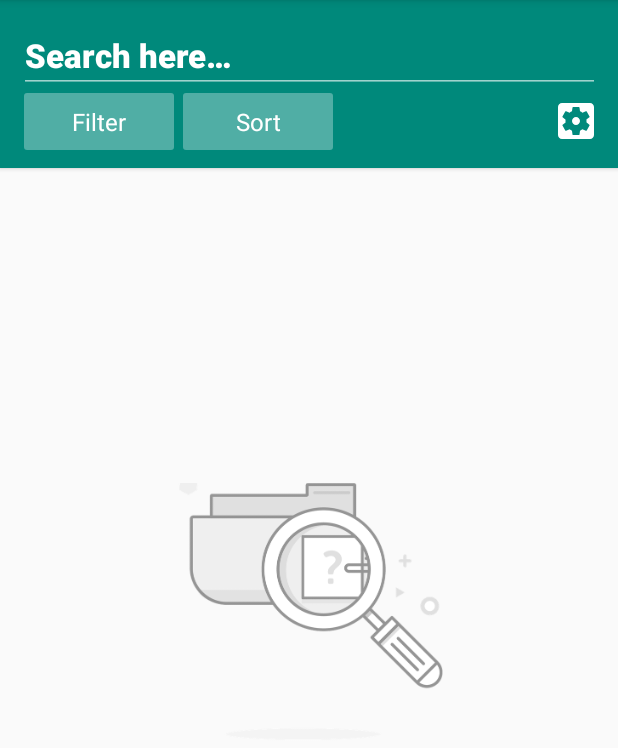
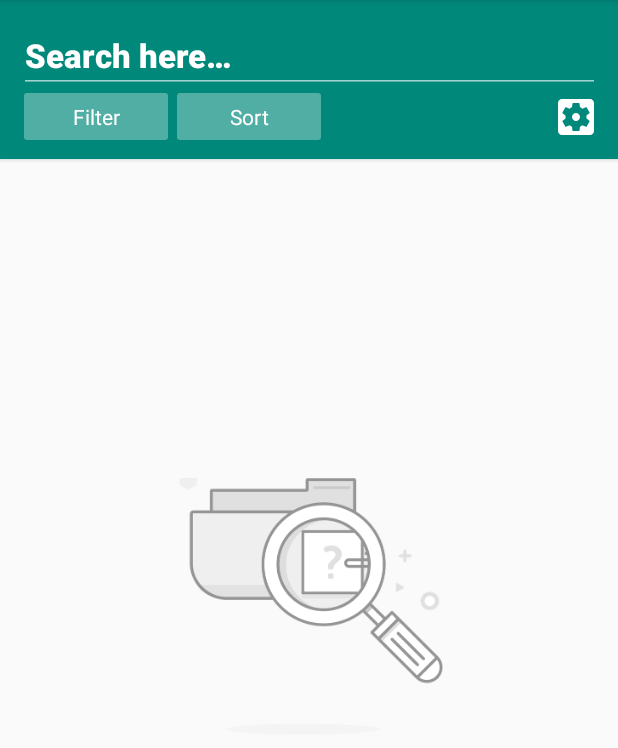
Before and after one commit to jmodrako/SongApp, an Android app: the screen it shows after launch (SearchActivity), on a phone screen of 412 x 824 dp, the part 84-832 px from its top. Run offline under Robolectric (Android 15) with nearby library versions, the phone set to English and light mode, and no system bars; our stand-ins replace RxJava, data binding; libraries missing offline, so code that uses them is left out: com.jakewharton.rxbinding2, com.jakewharton.threetenabp; 3 statements that could not run were skipped.

Commit message:
Polishes Spinner code.

```diff
--- /dev/null
+++ b/app/src/main/kotlin/com/tooploox/songapp/common/BetterSpinner.kt
@@ -0,0 +1,22 @@
+package com.tooploox.songapp.common
+
+import android.content.Context
+import android.content.res.Resources
+import android.util.AttributeSet
+
+class BetterSpinner : android.support.v7.widget.AppCompatSpinner {
+
+    constructor(context: Context) : super(context)
+
+    constructor(context: Context, mode: Int) : super(context, mode)
+
+    constructor(context: Context, attrs: AttributeSet) : super(context, attrs)
+
+    constructor(context: Context, attrs: AttributeSet, defStyleAttr: Int) : super(context, attrs, defStyleAttr)
+
+    constructor(context: Context, attrs: AttributeSet, defStyleAttr: Int, mode: Int) : super(context, attrs, defStyleAttr, mode)
+
+    constructor(context: Context, attrs: AttributeSet, defStyleAttr: Int, mode: Int, popupTheme: Resources.Theme) : super(context, attrs, defStyleAttr, mode, popupTheme)
+
+    var isInitialSelection: Boolean = true
+}
--- a/app/src/main/res/layout/activity_search.xml
+++ b/app/src/main/res/layout/activity_search.xml
@@ -75,17 +75,17 @@
 
                 <TextView
                     android:id="@+id/filter"
-                    android:minWidth="100dp"
+                    android:minWidth="96dp"
                     android:layout_width="wrap_content"
                     android:layout_height="wrap_content"
                     android:background="@drawable/mini_button_background"
                     android:clickable="true"
                     android:fontFamily="sans-serif"
                     android:gravity="center"
-                    android:padding="8dp"
+                    android:padding="6dp"
                     android:text="@string/filter"
                     android:textColor="@color/primary_text_white"
-                    android:textSize="16sp" />
+                    android:textSize="14sp" />
 
                 <Space
                     android:layout_width="6dp"
@@ -94,16 +94,16 @@
                 <TextView
                     android:id="@+id/sort"
                     android:layout_width="wrap_content"
-                    android:minWidth="100dp"
+                    android:minWidth="96dp"
                     android:layout_height="wrap_content"
                     android:background="@drawable/mini_button_background"
                     android:clickable="true"
                     android:fontFamily="sans-serif"
                     android:gravity="center"
-                    android:padding="8dp"
+                    android:padding="6dp"
                     android:text="@string/sort"
                     android:textColor="@color/primary_text_white"
-                    android:textSize="16sp" />
+                    android:textSize="14sp" />
 
                 <TextView
                     android:id="@+id/search_result_count"
--- a/app/src/main/res/layout/layout_spinner_with_label.xml
+++ b/app/src/main/res/layout/layout_spinner_with_label.xml
@@ -26,7 +26,7 @@
             android:textSize="14sp"
             tools:ignore="RtlSymmetry" />
 
-        <Spinner
+        <com.tooploox.songapp.common.BetterSpinner
             android:id="@+id/spinner"
             android:layout_width="match_parent"
             android:layout_height="wrap_content"
```
Also changed, not shown: app/src/main/kotlin/com/tooploox/songapp/common/SpinnerUtils.kt (+10 -3 lines), app/src/main/kotlin/com/tooploox/songapp/search/SearchActivity.kt (+5 -7 lines).
